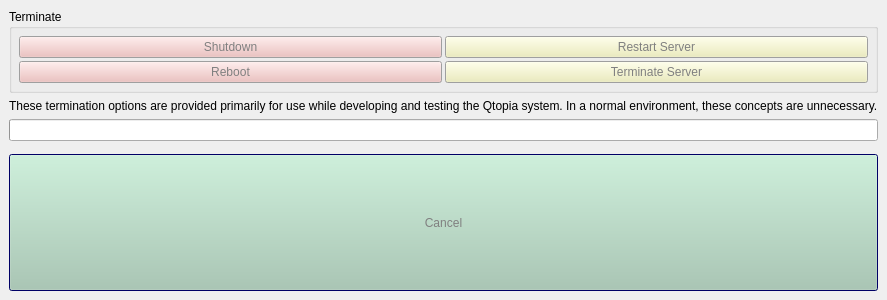
openmoko/qtopia, file src/server/ui/shutdown.ui: the form before one commit.
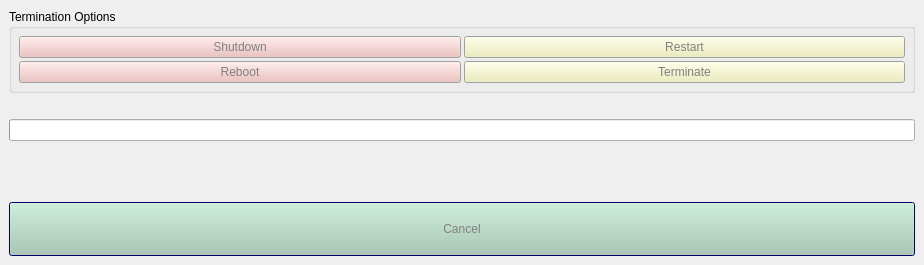
The form after the commit.

Commit message: qtopia-opensource-4.2.1

Diff of the .ui file:
```diff
--- a/src/server/ui/shutdown.ui
+++ b/src/server/ui/shutdown.ui
@@ -11,8 +11,8 @@
    <rect>
     <x>0</x>
     <y>0</y>
-    <width>400</width>
-    <height>300</height>
+    <width>924</width>
+    <height>265</height>
    </rect>
   </property>
   <layout class="QVBoxLayout" >
@@ -27,19 +27,8 @@
    </property>
    <item>
     <widget class="QGroupBox" name="GroupBox" >
-     <property name="objectName" >
-      <string notr="true" >GroupBox</string>
-     </property>
-     <property name="geometry" >
-      <rect>
-       <x>9</x>
-       <y>9</y>
-       <width>382</width>
-       <height>81</height>
-      </rect>
-     </property>
      <property name="title" >
-      <string>Terminate</string>
+      <string>Termination Options</string>
      </property>
      <layout class="QGridLayout" >
       <property name="objectName" >
@@ -53,17 +42,6 @@
       </property>
       <item row="1" column="1" >
        <widget class="QPushButton" name="quit" >
-        <property name="objectName" >
-         <string notr="true" >quit</string>
-        </property>
-        <property name="geometry" >
-         <rect>
-          <x>193</x>
-          <y>47</y>
-          <width>180</width>
-          <height>25</height>
-         </rect>
-        </property>
         <property name="sizePolicy" >
          <sizepolicy>
           <hsizetype>3</hsizetype>
@@ -155,6 +133,11 @@
             <green>0</green>
             <blue>255</blue>
            </color>
+           <color>
+            <red>232</red>
+            <green>232</green>
+            <blue>232</blue>
+           </color>
           </active>
           <inactive>
            <color>
@@ -237,6 +220,11 @@
             <green>0</green>
             <blue>255</blue>
            </color>
+           <color>
+            <red>232</red>
+            <green>232</green>
+            <blue>232</blue>
+           </color>
           </inactive>
           <disabled>
            <color>
@@ -319,27 +307,21 @@
             <green>0</green>
             <blue>255</blue>
            </color>
+           <color>
+            <red>232</red>
+            <green>232</green>
+            <blue>232</blue>
+           </color>
           </disabled>
          </palette>
         </property>
         <property name="text" >
-         <string>Terminate Server</string>
+         <string>Terminate</string>
         </property>
        </widget>
       </item>
       <item row="1" column="0" >
        <widget class="QPushButton" name="reboot" >
-        <property name="objectName" >
-         <string notr="true" >reboot</string>
-        </property>
-        <property name="geometry" >
-         <rect>
-          <x>9</x>
-          <y>47</y>
-          <width>181</width>
-          <height>25</height>
-         </rect>
-        </property>
         <property name="sizePolicy" >
          <sizepolicy>
           <hsizetype>3</hsizetype>
@@ -431,6 +413,11 @@
             <green>0</green>
             <blue>255</blue>
            </color>
+           <color>
+            <red>232</red>
+            <green>232</green>
+            <blue>232</blue>
+           </color>
           </active>
           <inactive>
            <color>
@@ -513,6 +500,11 @@
             <green>0</green>
             <blue>255</blue>
            </color>
+           <color>
+            <red>232</red>
+            <green>232</green>
+            <blue>232</blue>
+           </color>
           </inactive>
           <disabled>
            <color>
@@ -595,6 +587,11 @@
             <green>0</green>
             <blue>255</blue>
            </color>
+           <color>
+            <red>232</red>
+            <green>232</green>
+            <blue>232</blue>
+           </color>
           </disabled>
          </palette>
         </property>
@@ -605,17 +602,6 @@
       </item>
       <item row="0" column="1" >
        <widget class="QPushButton" name="restart" >
-        <property name="objectName" >
-         <string notr="true" >restart</string>
-        </property>
-        <property name="geometry" >
-         <rect>
-          <x>193</x>
-          <y>19</y>
-          <width>180</width>
-          <height>25</height>
-         </rect>
-        </property>
         <property name="palette" >
          <palette>
           <active>
@@ -699,6 +685,11 @@
             <green>0</green>
             <blue>255</blue>
            </color>
+           <color>
+            <red>232</red>
+            <green>232</green>
+            <blue>232</blue>
+           </color>
           </active>
           <inactive>
            <color>
@@ -781,6 +772,11 @@
             <green>0</green>
             <blue>255</blue>
            </color>
+           <color>
+            <red>232</red>
+            <green>232</green>
+            <blue>232</blue>
+           </color>
           </inactive>
           <disabled>
            <color>
@@ -863,27 +859,21 @@
             <green>0</green>
             <blue>255</blue>
            </color>
+           <color>
+            <red>232</red>
+            <green>232</green>
+            <blue>232</blue>
+           </color>
           </disabled>
          </palette>
         </property>
         <property name="text" >
-         <string>Restart Server</string>
+         <string>Restart</string>
         </property>
        </widget>
       </item>
       <item row="0" column="0" >
        <widget class="QPushButton" name="shut" >
-        <property name="objectName" >
-         <string notr="true" >shut</string>
-        </property>
-        <property name="geometry" >
-         <rect>
-          <x>9</x>
-          <y>19</y>
-          <width>181</width>
-          <height>25</height>
-         </rect>
-        </property>
         <property name="palette" >
          <palette>
           <active>
@@ -967,6 +957,11 @@
             <green>0</green>
             <blue>255</blue>
            </color>
+           <color>
+            <red>232</red>
+            <green>232</green>
+            <blue>232</blue>
+           </color>
           </active>
           <inactive>
            <color>
@@ -1049,6 +1044,11 @@
             <green>0</green>
             <blue>255</blue>
            </color>
+           <color>
+            <red>232</red>
+            <green>232</green>
+            <blue>232</blue>
+           </color>
           </inactive>
           <disabled>
            <color>
@@ -1131,12 +1131,23 @@
             <green>0</green>
             <blue>255</blue>
            </color>
+           <color>
+            <red>232</red>
+            <green>232</green>
+            <blue>232</blue>
+           </color>
           </disabled>
          </palette>
         </property>
         <property name="text" >
          <string>Shutdown</string>
         </property>
+        <property name="iconSize" >
+         <size>
+          <width>16</width>
+          <height>16</height>
+         </size>
+        </property>
        </widget>
       </item>
      </layout>
@@ -1144,75 +1155,42 @@
    </item>
    <item>
     <widget class="QLabel" name="info" >
-     <property name="objectName" >
-      <string notr="true" >info</string>
-     </property>
-     <property name="geometry" >
-      <rect>
-       <x>9</x>
-       <y>96</y>
-       <width>382</width>
-       <height>40</height>
-      </rect>
-     </property>
      <property name="text" >
-      <string>&lt;p>
-These termination options are provided primarily for use while developing and testing the Qtopia system. In a normal environment, these concepts are unnecessary.</string>
+      <string/>
+     </property>
+     <property name="wordWrap" >
+      <bool>false</bool>
      </property>
     </widget>
    </item>
    <item>
     <widget class="QProgressBar" name="progressBar" >
-     <property name="objectName" >
-      <string notr="true" >progressBar</string>
-     </property>
-     <property name="geometry" >
-      <rect>
-       <x>9</x>
-       <y>142</y>
-       <width>382</width>
-       <height>24</height>
-      </rect>
-     </property>
      <property name="maximum" >
       <number>20</number>
      </property>
      <property name="value" >
       <number>-1</number>
      </property>
+     <property name="orientation" >
+      <enum>Qt::Horizontal</enum>
+     </property>
     </widget>
    </item>
    <item>
     <spacer>
-     <property name="objectName" >
-      <string notr="true" />
-     </property>
-     <property name="geometry" >
-      <rect>
-       <x>9</x>
-       <y>172</y>
-       <width>382</width>
-       <height>57</height>
-      </rect>
-     </property>
      <property name="orientation" >
       <enum>Qt::Vertical</enum>
      </property>
+     <property name="sizeHint" >
+      <size>
+       <width>20</width>
+       <height>40</height>
+      </size>
+     </property>
     </spacer>
    </item>
    <item>
     <widget class="QPushButton" name="cancel" >
-     <property name="objectName" >
-      <string notr="true" >cancel</string>
-     </property>
-     <property name="geometry" >
-      <rect>
-       <x>9</x>
-       <y>235</y>
-       <width>382</width>
-       <height>56</height>
-      </rect>
-     </property>
      <property name="sizePolicy" >
       <sizepolicy>
        <hsizetype>1</hsizetype>
@@ -1304,6 +1282,11 @@
          <green>0</green>
          <blue>255</blue>
         </color>
+        <color>
+         <red>232</red>
+         <green>232</green>
+         <blue>232</blue>
+        </color>
        </active>
        <inactive>
         <color>
@@ -1386,6 +1369,11 @@
          <green>0</green>
          <blue>255</blue>
         </color>
+        <color>
+         <red>232</red>
+         <green>232</green>
+         <blue>232</blue>
+        </color>
        </inactive>
        <disabled>
         <color>
@@ -1468,6 +1456,11 @@
          <green>0</green>
          <blue>255</blue>
         </color>
+        <color>
+         <red>232</red>
+         <green>232</green>
+         <blue>232</blue>
+        </color>
        </disabled>
       </palette>
      </property>
```
Left out of the diff: 18 changed lines with no effect on the pictures. The commit also changes 8309 other files.
